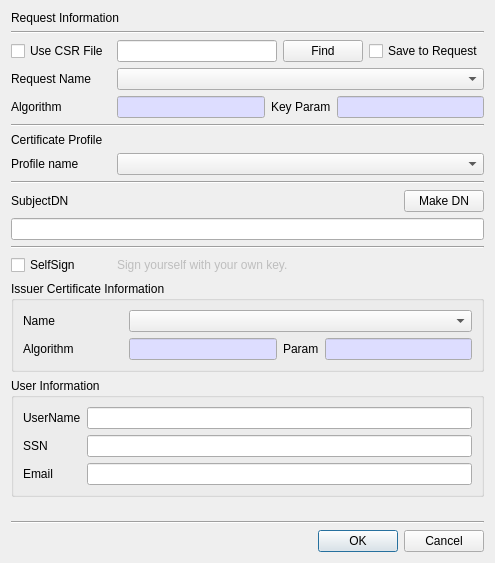
This is CertMan/make_cert_dlg.ui in jykim74/CertMan as Qt 5 draws it before an edit. The edited form follows.
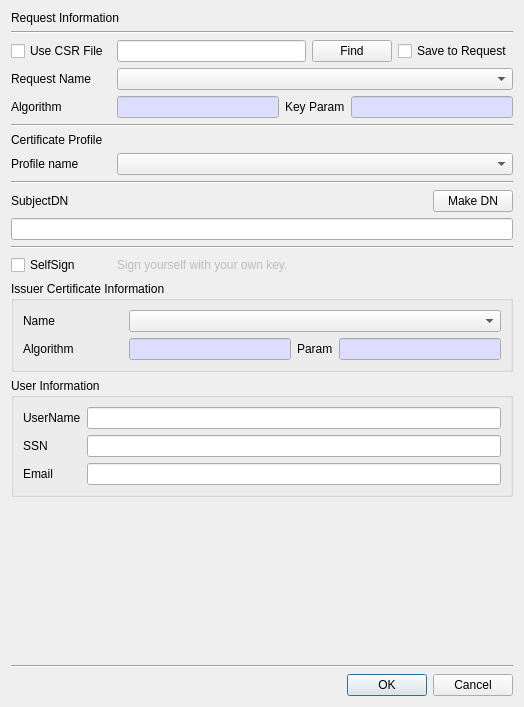
This is the edited form.

```diff
--- a/CertMan/make_cert_dlg.ui
+++ b/CertMan/make_cert_dlg.ui
@@ -6,8 +6,8 @@
    <rect>
     <x>0</x>
     <y>0</y>
-    <width>482</width>
-    <height>563</height>
+    <width>524</width>
+    <height>707</height>
    </rect>
   </property>
   <property name="windowTitle">
@@ -332,7 +332,7 @@
     <widget class="QLineEdit" name="mSubjectDNText">
      <property name="minimumSize">
       <size>
-       <width>400</width>
+       <width>500</width>
        <height>0</height>
       </size>
      </property>
```
